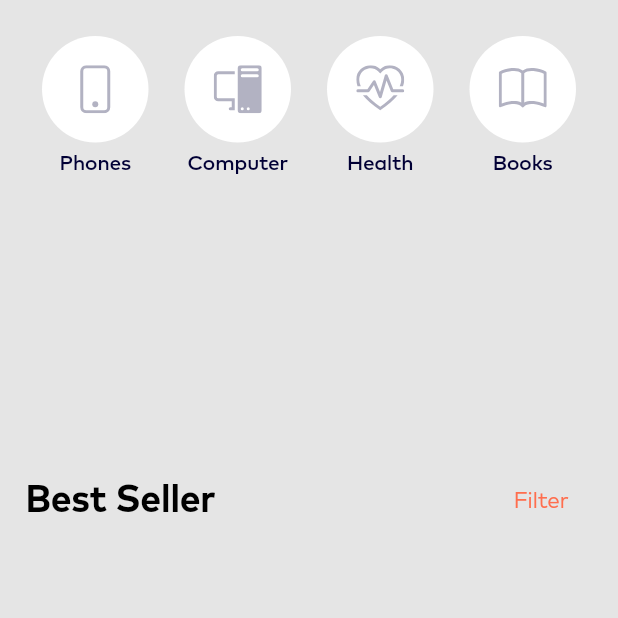
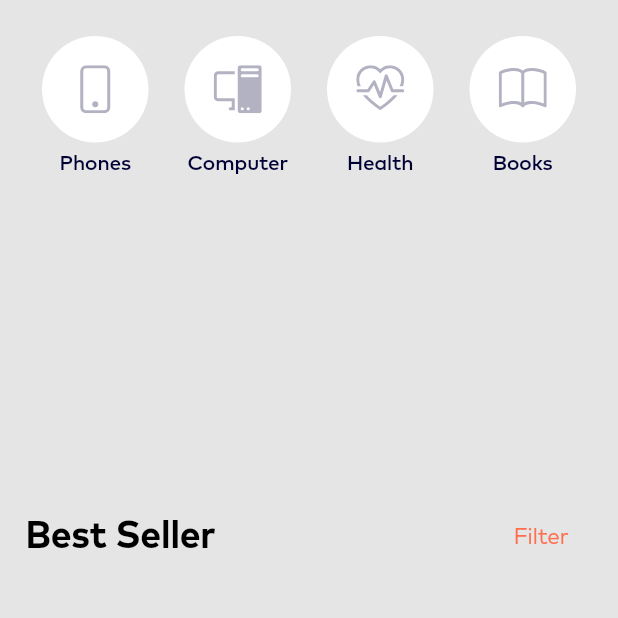
Before and after one commit to devmaslove/ecommerce_test, a Flutter app: the MainPageLoaded screen opened directly with empty values, on a phone screen of 412 x 824 dp, the top half of it. Run offline on Flutter 3.47's test engine with Material 2 defaults, Android fonts, the phone set to English and light mode, and no system bars; our stand-ins replace badges, bootstrap_icons, card_swiper, dio, equatable, flutter_bloc and 2 more; network calls fail; project files that could hold a hidden picture were left out.

Commit message:
Поправил отступы

```diff
--- a/lib/ui/pages/main/main_page_loaded.dart
+++ b/lib/ui/pages/main/main_page_loaded.dart
@@ -59,14 +59,18 @@ class MainPageLoaded extends StatelessWidget {
                 },
               ),
             ),
-            ListHotSalesWidget(
+            const SizedBox(height: 12),
+            Padding(
+              padding: const EdgeInsets.symmetric(horizontal: 16),
+              child: ListHotSalesWidget(
                 children: [
                   ...state.itemsHome
                       .map(
                         (item) => HotSaleWidget(
                           title: item.title,
-                        onBuy:
-                            item.isBuy ? () => gotoDetailsPage(context) : null,
+                          onBuy: item.isBuy
+                              ? () => gotoDetailsPage(context)
+                              : null,
                           isNew: item.isNew,
                           subtitle: item.subtitle,
                           picture: item.picture,
@@ -75,11 +79,14 @@ class MainPageLoaded extends StatelessWidget {
                       .toList(),
                 ],
               ),
+            ),
+            const SizedBox(height: 12),
             ListTitleWidget(
               title: 'Best Seller',
               buttonText: 'Filter',
               onPressed: () => showFilterOptionsBottomSheet(context),
             ),
+            const SizedBox(height: 12),
             ListBestSellersWidget(
               children: [
                 ...state.itemsBest
--- a/lib/ui/pages/main/widgets/list_hot_sales_widget.dart
+++ b/lib/ui/pages/main/widgets/list_hot_sales_widget.dart
@@ -10,13 +10,7 @@ class ListHotSalesWidget extends StatelessWidget {
 
   @override
   Widget build(BuildContext context) {
-    return Container(
-      padding: const EdgeInsets.only(
-        left: 15,
-        right: 21,
-        top: 8,
-        bottom: 11,
-      ),
+    return SizedBox(
       height: 182,
       child: PageView(children: children),
     );
```
Lines whose indentation alone changed are shown as unchanged.
